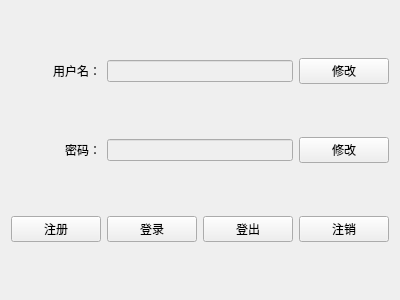
Qt form client/usercenterwidget.ui (gitjip/microtrade) before a commit.
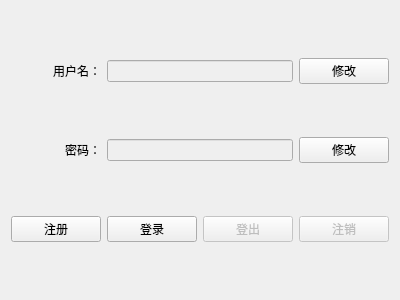
The same form after that commit.

```diff
--- a/client/usercenterwidget.ui
+++ b/client/usercenterwidget.ui
@@ -30,6 +30,9 @@
    </item>
    <item row="2" column="3">
     <widget class="QPushButton" name="pushButtonUnregister">
+     <property name="enabled">
+      <bool>false</bool>
+     </property>
      <property name="text">
       <string>注销</string>
      </property>
@@ -71,6 +74,9 @@
    </item>
    <item row="2" column="2">
     <widget class="QPushButton" name="pushButtonLogout">
+     <property name="enabled">
+      <bool>false</bool>
+     </property>
      <property name="text">
       <string>登出</string>
      </property>
```
